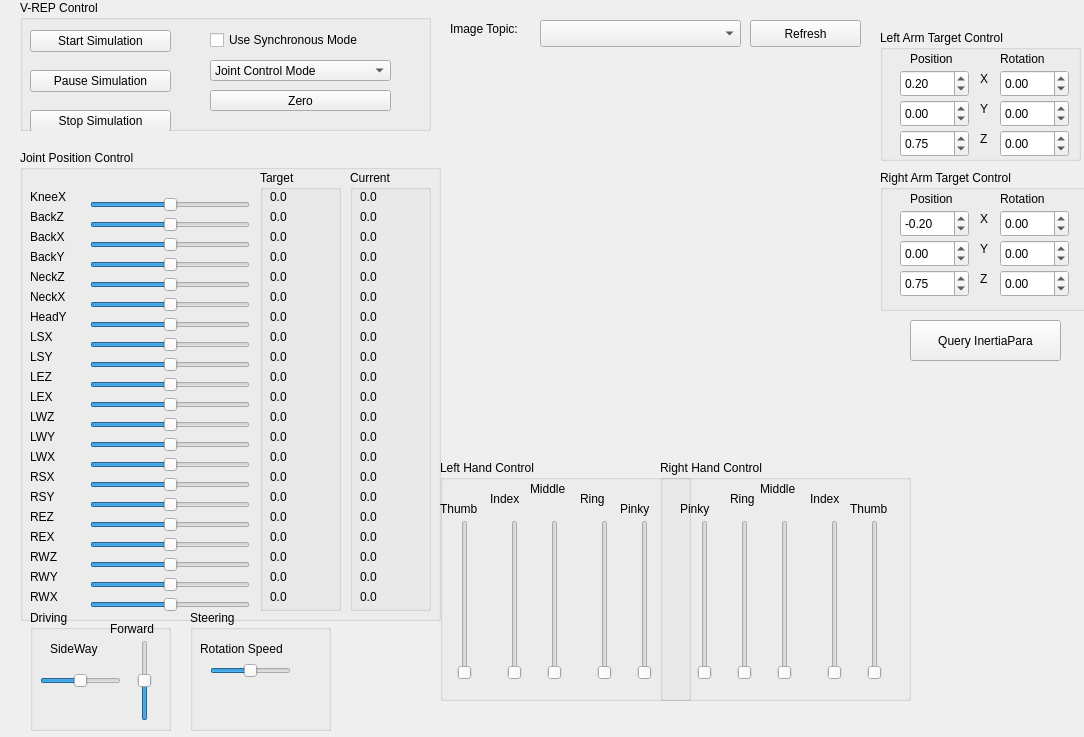
Qt form src/my_plugin.ui (Rayckey/XR1_vrep_ros) before a commit.
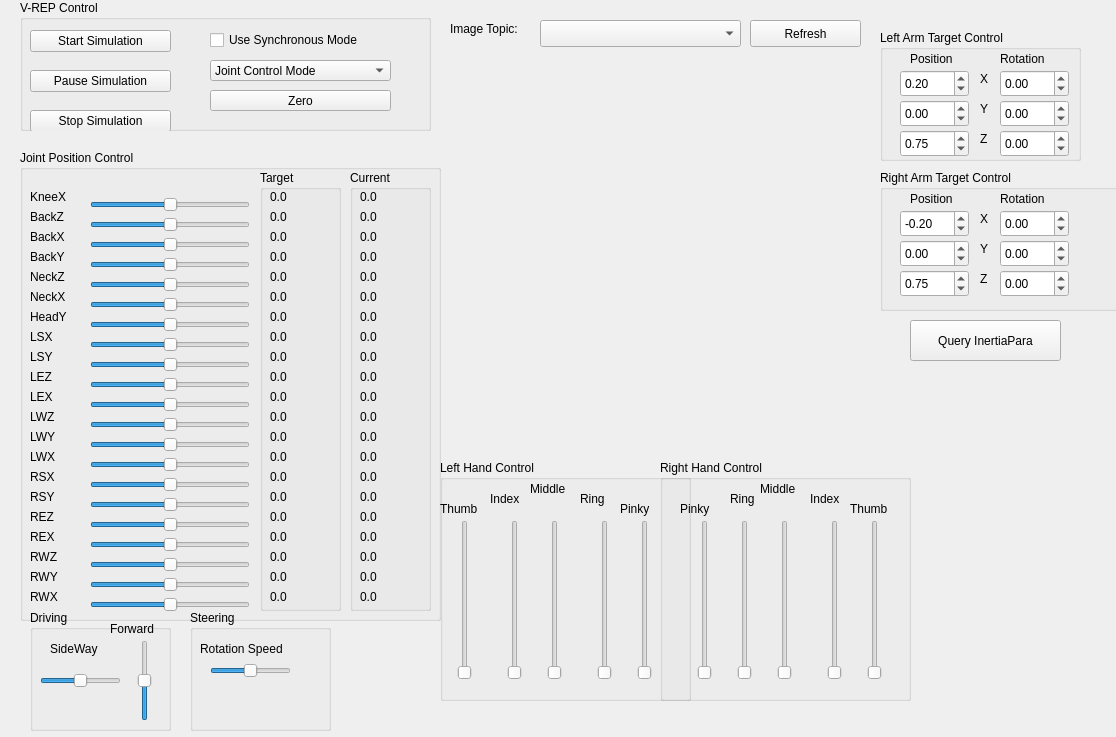
The same form after that commit. Custom widgets are drawn as their Qt base class.

Patch:
```diff
--- a/src/my_plugin.ui
+++ b/src/my_plugin.ui
@@ -6,7 +6,7 @@
    <rect>
     <x>0</x>
     <y>0</y>
-    <width>1084</width>
+    <width>1116</width>
     <height>737</height>
    </rect>
   </property>
```
